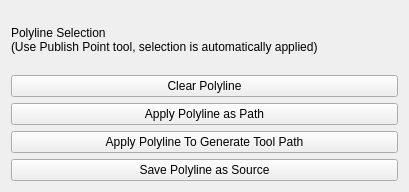
swri-robotics/toolpath_offline_planning, file opp_gui/ui/polyline_path_selection_widget.ui: the form before one commit.
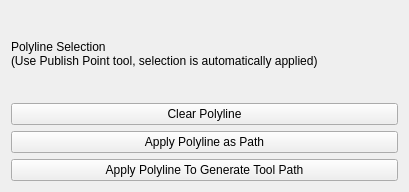
The form after the commit.

Commit message: changed color of path polyline to blue to distinguish it from the area polyline. removed an unused button

Patch:
```diff
--- a/opp_gui/ui/polyline_path_selection_widget.ui
+++ b/opp_gui/ui/polyline_path_selection_widget.ui
@@ -43,13 +43,6 @@
      </property>
     </widget>
    </item>
-   <item>
-    <widget class="QPushButton" name="push_button_sourc_polyline">
-     <property name="text">
-      <string>Save Polyline as Source</string>
-     </property>
-    </widget>
-   </item>
   </layout>
  </widget>
  <resources/>
```
The commit also changes 6 other files.
